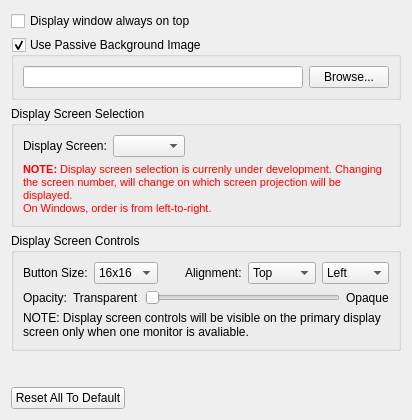
This is src/generalsettingwidget.ui in SoftProjector/src as Qt 5 draws it before an edit. The edited form follows.
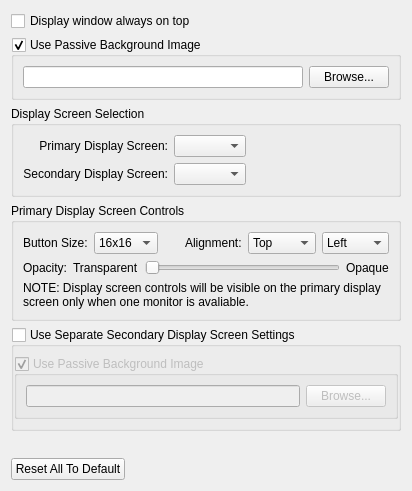
This is the edited form.

Commit message: enabled dual screen presentation. bug fix with textType

```diff
--- a/src/generalsettingwidget.ui
+++ b/src/generalsettingwidget.ui
@@ -7,13 +7,13 @@
     <x>0</x>
     <y>0</y>
     <width>412</width>
-    <height>420</height>
+    <height>491</height>
    </rect>
   </property>
   <property name="windowTitle">
    <string>Form</string>
   </property>
-  <layout class="QVBoxLayout" name="verticalLayout">
+  <layout class="QVBoxLayout" name="verticalLayout_2">
    <item>
     <widget class="QCheckBox" name="checkBox_displayOnTop">
      <property name="toolTip">
@@ -51,66 +51,87 @@
     </widget>
    </item>
    <item>
-    <widget class="QGroupBox" name="groupBox_displayScreen">
+    <widget class="QGroupBox" name="groupBoxDisplayScreen">
      <property name="title">
       <string>Display Screen Selection</string>
      </property>
-     <layout class="QVBoxLayout" name="verticalLayout_2">
-      <item>
-       <layout class="QHBoxLayout" name="horizontalLayout_4">
-        <item>
+     <layout class="QGridLayout" name="gridLayout">
+      <item row="0" column="0">
          <widget class="QLabel" name="label_displayScreen">
           <property name="text">
-           <string>Display Screen:</string>
+         <string>Primary Display Screen:</string>
+        </property>
+        <property name="alignment">
+         <set>Qt::AlignRight|Qt::AlignTrailing|Qt::AlignVCenter</set>
           </property>
          </widget>
         </item>
-        <item>
-         <widget class="QComboBox" name="comboBox_displayScreen">
+      <item row="0" column="1">
+       <widget class="QComboBox" name="comboBoxDisplayScreen">
+        <property name="sizePolicy">
+         <sizepolicy hsizetype="MinimumExpanding" vsizetype="Fixed">
+          <horstretch>0</horstretch>
+          <verstretch>0</verstretch>
+         </sizepolicy>
+        </property>
           <property name="toolTip">
            <string>Select onto which screen to dispaly</string>
           </property>
          </widget>
         </item>
-        <item>
+      <item row="0" column="2">
          <spacer name="horizontalSpacer_2">
           <property name="orientation">
            <enum>Qt::Horizontal</enum>
           </property>
           <property name="sizeHint" stdset="0">
            <size>
-            <width>40</width>
+          <width>162</width>
             <height>20</height>
            </size>
           </property>
          </spacer>
         </item>
-       </layout>
-      </item>
-      <item>
-       <widget class="QLabel" name="label_displayWarning">
+      <item row="1" column="0">
+       <widget class="QLabel" name="label_displayScreen_2">
         <property name="text">
-         <string>&lt;!DOCTYPE HTML PUBLIC &quot;-//W3C//DTD HTML 4.0//EN&quot; &quot;http://www.w3.org/TR/REC-html40/strict.dtd&quot;&gt;
-&lt;html&gt;&lt;head&gt;&lt;meta name=&quot;qrichtext&quot; content=&quot;1&quot; /&gt;&lt;style type=&quot;text/css&quot;&gt;
-p, li { white-space: pre-wrap; }
-&lt;/style&gt;&lt;/head&gt;&lt;body style=&quot; font-family:'MS Shell Dlg 2'; font-size:8.25pt; font-weight:400; font-style:normal;&quot;&gt;
-&lt;p style=&quot; margin-top:0px; margin-bottom:0px; margin-left:0px; margin-right:0px; -qt-block-indent:0; text-indent:0px;&quot;&gt;&lt;span style=&quot; font-size:8pt; font-weight:600; color:#ff0000;&quot;&gt;NOTE:&lt;/span&gt;&lt;span style=&quot; font-size:8pt; color:#ff0000;&quot;&gt; Display screen selection is currenly under development. Changing the screen number, will change on which screen projection will be displayed.&lt;br /&gt;On Windows, order is from left-to-right.&lt;/span&gt;&lt;/p&gt;&lt;/body&gt;&lt;/html&gt;</string>
+         <string>Secondary Display Screen:</string>
         </property>
         <property name="alignment">
-         <set>Qt::AlignLeading|Qt::AlignLeft|Qt::AlignTop</set>
+         <set>Qt::AlignRight|Qt::AlignTrailing|Qt::AlignVCenter</set>
         </property>
-        <property name="wordWrap">
-         <bool>true</bool>
+       </widget>
+      </item>
+      <item row="1" column="1">
+       <widget class="QComboBox" name="comboBoxDisplayScreen_2">
+        <property name="sizePolicy">
+         <sizepolicy hsizetype="Expanding" vsizetype="Fixed">
+          <horstretch>0</horstretch>
+          <verstretch>0</verstretch>
+         </sizepolicy>
         </property>
        </widget>
       </item>
+      <item row="1" column="2">
+       <spacer name="horizontalSpacer_3">
+        <property name="orientation">
+         <enum>Qt::Horizontal</enum>
+        </property>
+        <property name="sizeHint" stdset="0">
+         <size>
+          <width>162</width>
+          <height>20</height>
+         </size>
+        </property>
+       </spacer>
+      </item>
      </layout>
     </widget>
    </item>
    <item>
     <widget class="QGroupBox" name="groupBoxDisplayControls">
      <property name="title">
-      <string>Display Screen Controls</string>
+      <string>Primary Display Screen Controls</string>
      </property>
      <layout class="QGridLayout" name="gridLayout_4">
       <item row="0" column="0">
@@ -264,6 +285,58 @@
      </layout>
     </widget>
    </item>
+   <item>
+    <widget class="QGroupBox" name="groupBoxDisp2Sets">
+     <property name="title">
+      <string>Use Separate Secondary Display Screen Settings</string>
+     </property>
+     <property name="flat">
+      <bool>true</bool>
+     </property>
+     <property name="checkable">
+      <bool>true</bool>
+     </property>
+     <property name="checked">
+      <bool>false</bool>
+     </property>
+     <layout class="QVBoxLayout" name="verticalLayout">
+      <property name="leftMargin">
+       <number>0</number>
+      </property>
+      <property name="rightMargin">
+       <number>0</number>
+      </property>
+      <item>
+       <widget class="QGroupBox" name="groupBoxBackground2">
+        <property name="title">
+         <string>Use Passive Background Image</string>
+        </property>
+        <property name="checkable">
+         <bool>true</bool>
+        </property>
+        <layout class="QHBoxLayout" name="horizontalLayout_4">
+         <item>
+          <widget class="QLineEdit" name="lineEditBackgroundPath2">
+           <property name="readOnly">
+            <bool>true</bool>
+           </property>
+          </widget>
+         </item>
+         <item>
+          <widget class="QPushButton" name="buttonBrowseBackgound2">
+           <property name="text">
+            <string>Browse...</string>
+           </property>
+          </widget>
+         </item>
+        </layout>
+       </widget>
+      </item>
+     </layout>
+     <zorder>groupBoxBackground</zorder>
+     <zorder>groupBoxBackground2</zorder>
+    </widget>
+   </item>
    <item>
     <spacer name="verticalSpacer">
      <property name="orientation">
```
Left out of the diff: 13 changed lines with no effect on the pictures. Lines whose indentation alone changed are shown as unchanged. The commit also changes 10 other files.
